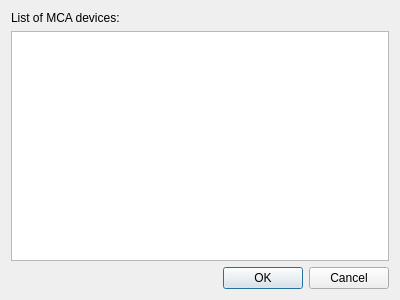
Before: the Qt Designer form src/qt/qt_mcadevicelist.ui in 86Box/86Box, drawn with Qt 5.
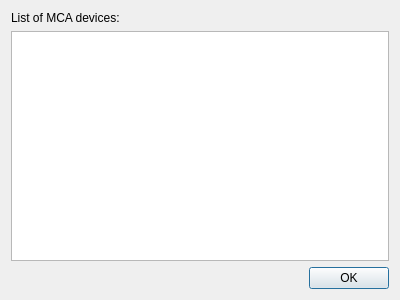
After: the same form once the commit is applied.

Diff of the .ui file:
```diff
--- a/src/qt/qt_mcadevicelist.ui
+++ b/src/qt/qt_mcadevicelist.ui
@@ -30,7 +30,7 @@
       <enum>Qt::Horizontal</enum>
      </property>
      <property name="standardButtons">
-      <set>QDialogButtonBox::Cancel|QDialogButtonBox::Ok</set>
+      <set>QDialogButtonBox::Ok</set>
      </property>
     </widget>
    </item>
```
Left out of the diff: 2 changed lines with no effect on the pictures.
